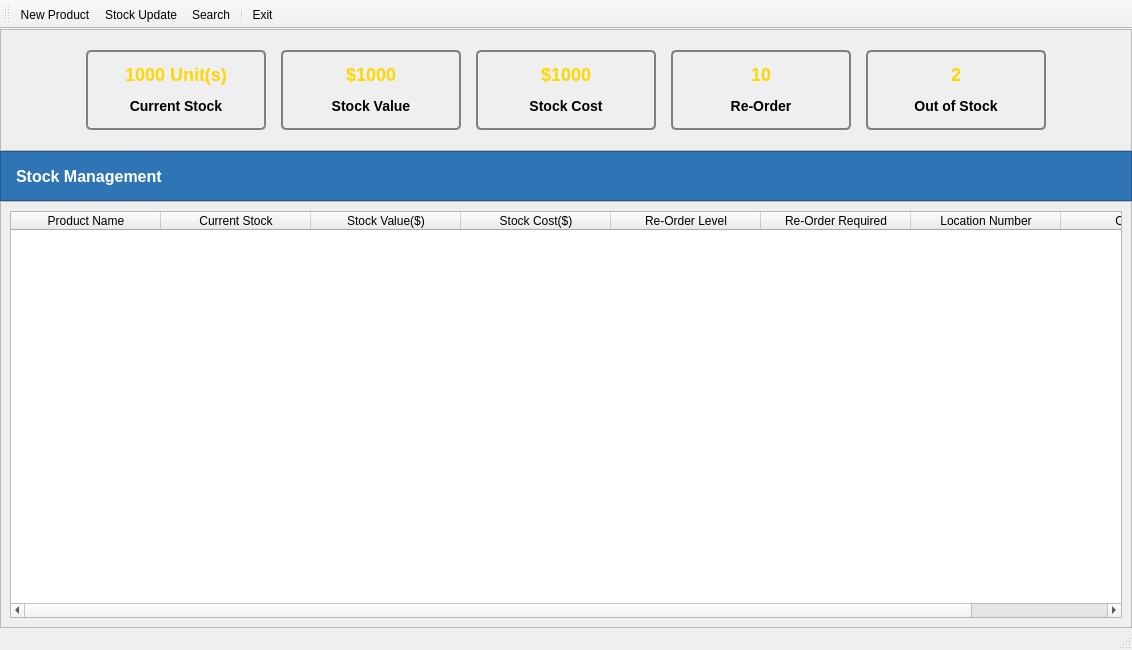
First picture: the form in #021 Stock Management Example/ui/main.ui, repository maruGh/PyQt5-Video-Book, before the edit.
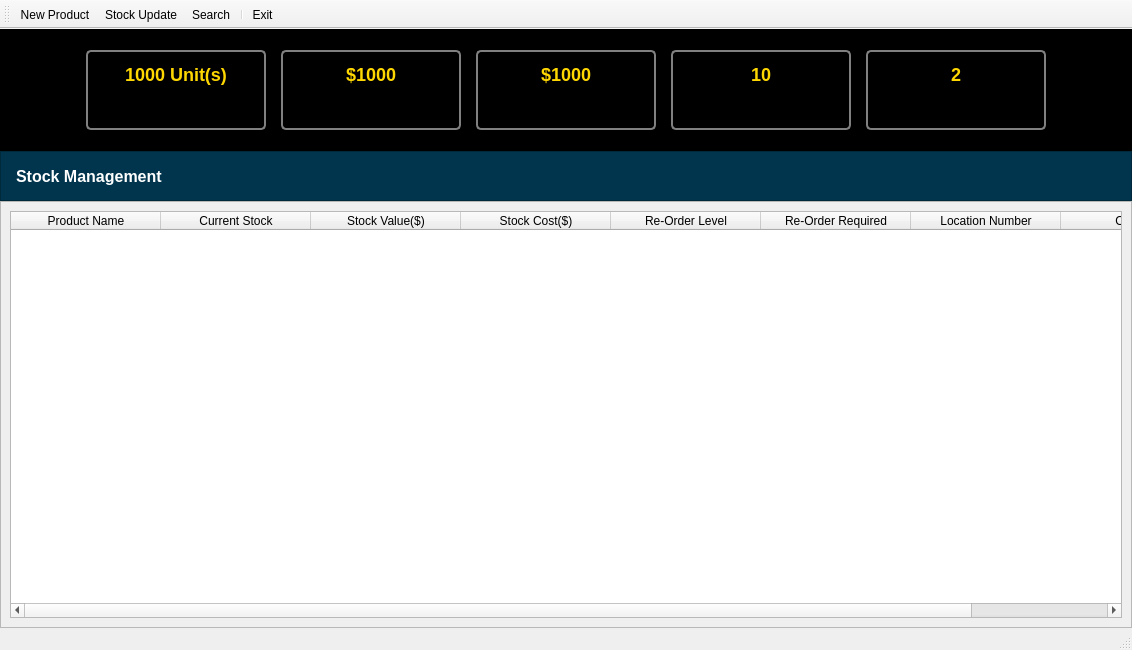
Second picture: the form after the edit. Icons and pictures are not drawn.

Patch:
```diff
--- a/#021 Stock Management Example/ui/main.ui
+++ b/#021 Stock Management Example/ui/main.ui
@@ -42,6 +42,11 @@
     </property>
     <item>
      <widget class="QFrame" name="frame">
+      <property name="styleSheet">
+       <string notr="true">QFrame{
+	background-color: rgb(0, 0, 0);
+}</string>
+      </property>
       <property name="frameShape">
        <enum>QFrame::StyledPanel</enum>
       </property>
@@ -443,7 +448,7 @@
       </property>
       <property name="styleSheet">
        <string notr="true">QFrame {
-	background-color: #2f75b5;
+	background-color: rgb(0, 53, 77);
 }
 
 QLabel {
```
